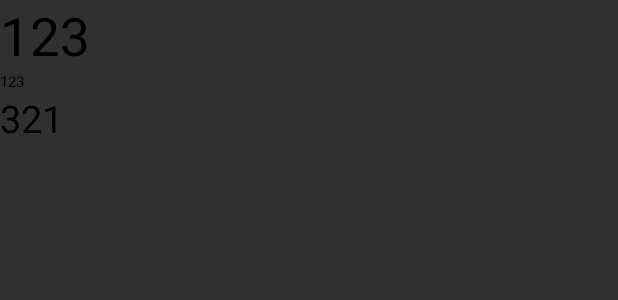
After one commit to Ep11phany/Naive-IntelliEducation-Android-Project, an Android app: the layout entity_relationship_item.xml on its own in the app's theme, with its tools: preview values and no code run, on a phone screen of 412 x 824 dp. The commit adds this screen. Shown: the top 300 px of the screen. Run offline under Robolectric (Android 15) with nearby library versions, the phone set to English and light mode, and no system bars.

Commit message:
实体详情加入关系页

```diff
--- a/project/app/src/main/java/com/example/ksandroidplayerdemo/EntityActivity.java
+++ b/project/app/src/main/java/com/example/ksandroidplayerdemo/EntityActivity.java
@@ -143,7 +143,7 @@ public class EntityActivity extends FragmentActivity implements View.OnClickList
                 top_bar_text_property.setTextColor(Color.parseColor("#666666"));
                 top_bar_text_relationship.setTextColor(Color.parseColor("#0097F7"));
                 top_bar_text_question.setTextColor(Color.parseColor("#666666"));
-                getSupportFragmentManager().beginTransaction().replace(R.id.entity_body,new RelationshipFragment()).commit();
+                getSupportFragmentManager().beginTransaction().replace(R.id.entity_body,new RelationshipFragment(relationshipList)).commit();
                 break;
             case 2:
                 top_bar_text_property.setTextColor(Color.parseColor("#666666"));
--- /dev/null
+++ b/project/app/src/main/res/layout/entity_relationship_item.xml
@@ -0,0 +1,41 @@
+<?xml version="1.0" encoding="utf-8"?>
+<RelativeLayout
+    xmlns:android="http://schemas.android.com/apk/res/android"
+    android:layout_width="match_parent"
+    android:layout_height="wrap_content"
+    >
+    <LinearLayout
+        android:id="@+id/relationship_item"
+        android:orientation="vertical"
+        android:layout_width="match_parent"
+        android:layout_height="wrap_content">
+        <TextView
+            android:layout_width="match_parent"
+            android:layout_height="wrap_content"
+            android:layout_weight="2"
+            android:id="@+id/relationship_label"
+            android:textColor="#000000"
+            android:text="123"
+            android:textSize="35dp"
+            android:gravity="left"/>
+        <TextView
+            android:layout_width="match_parent"
+            android:layout_height="wrap_content"
+            android:layout_weight="2"
+            android:id="@+id/relationship_type"
+            android:textColor="#000000"
+            android:text="123"
+            android:textSize="10dp"
+            android:gravity="left"/>
+        <TextView
+            android:layout_width="match_parent"
+            android:layout_height="wrap_content"
+            android:id="@+id/relationship_value"
+            android:layout_weight="1"
+            android:textColor="#000000"
+            android:text="321"
+            android:textSize="25dp"
+            android:gravity="left"
+            />
+    </LinearLayout>
+</RelativeLayout>
```
Also changed, not shown: project/app/src/main/java/com/example/ksandroidplayerdemo/EntityFragment/RelationshipFragment.java (+70 -0 lines), project/app/src/main/res/layout/entity_relationship.xml (added, +23 -0 lines).
